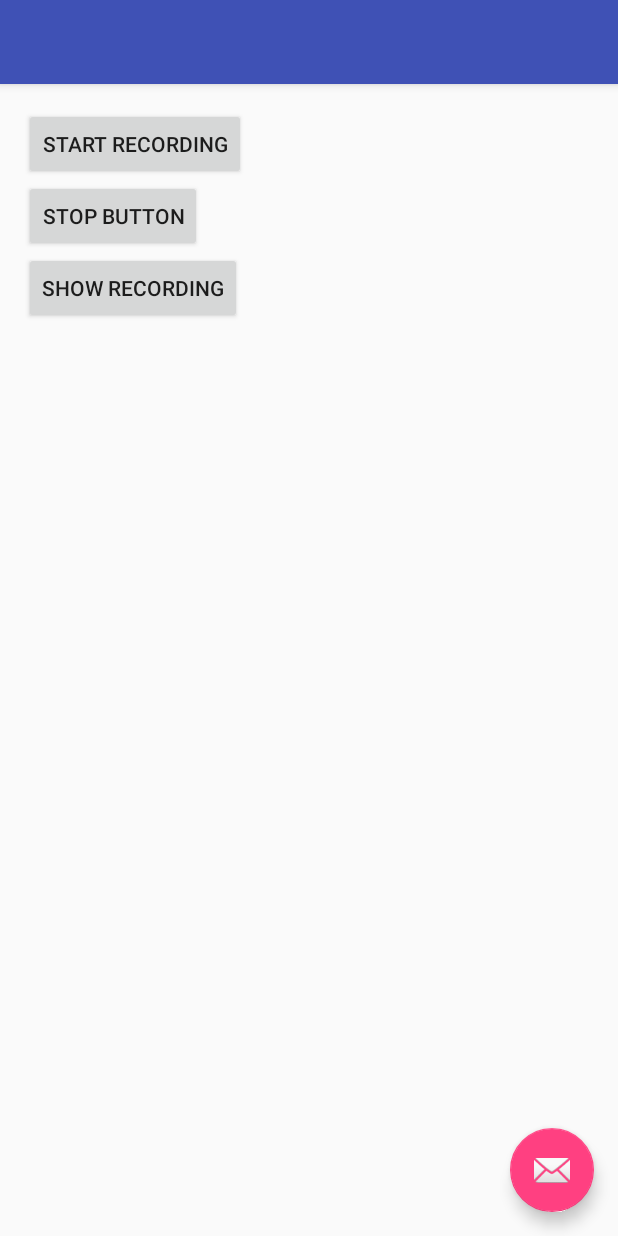
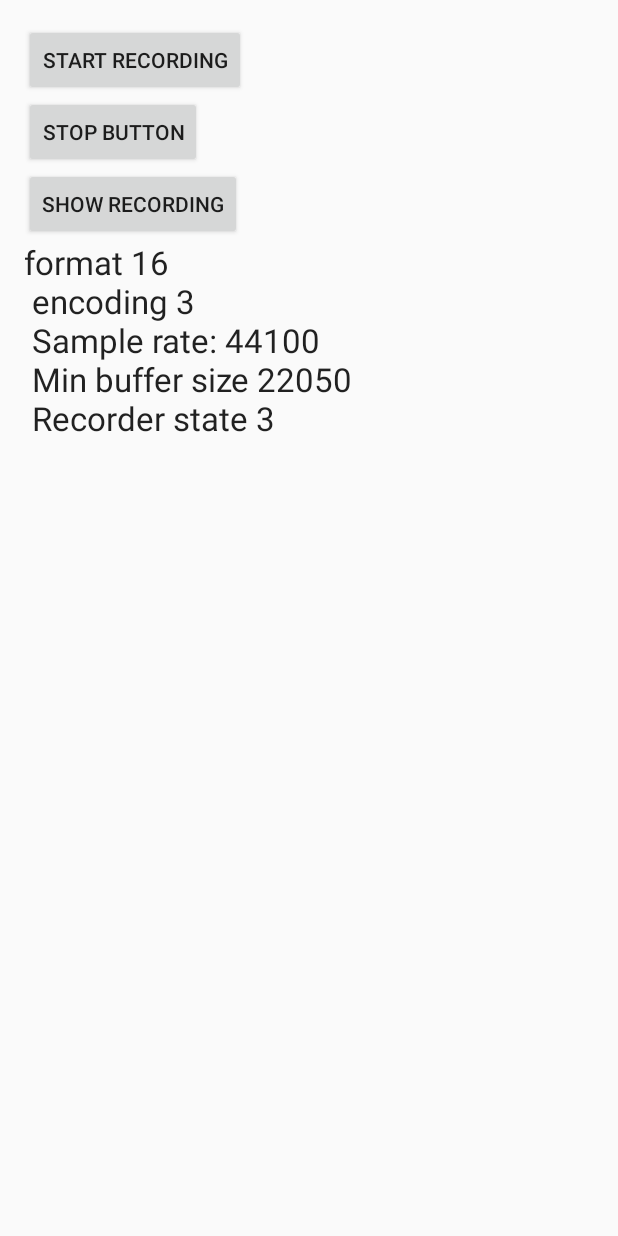
Before and after one commit to JesperHenriksen/PageTurner, an Android app: the screen it shows after launch (MainActivity), after a tap on "START RECORDING", on a phone screen of 412 x 824 dp. Run offline under Robolectric (Android 15) with nearby library versions, the phone set to English and light mode, and no system bars.

Commit message:
Things done after lunch

```diff
--- a/app/src/main/AndroidManifest.xml
+++ b/app/src/main/AndroidManifest.xml
@@ -1,7 +1,8 @@
 <?xml version="1.0" encoding="utf-8"?>
 <manifest xmlns:android="http://schemas.android.com/apk/res/android"
     package="com.example.jesper.pageturner">
-
+    <uses-permission android:name="android.permission.CAPTURE_AUDIO_OUTPUT"></uses-permission>
+    <uses-permission android:name="android.permission.RECORD_AUDIO"></uses-permission>
     <application
         android:allowBackup="true"
         android:icon="@mipmap/ic_launcher"
--- a/app/src/main/java/com/example/jesper/pageturner/AudioRecorder.java
+++ b/app/src/main/java/com/example/jesper/pageturner/AudioRecorder.java
@@ -12,52 +12,63 @@ import java.io.IOException;
 public class AudioRecorder {
     private static final int RECORDER_CHANNELS = AudioFormat.CHANNEL_IN_MONO;
     private static final int RECORDER_AUDIO_ENCODING = AudioFormat.ENCODING_PCM_16BIT;
-    private static final int BUFFER_ELEMENTS_TO_RECORD = 1024;
-    private static final int BYTES_PER_ELEMENT = 2;
-    private int samplerate = 0;
+    private static final int RECORDER_SAMPLE_RATE = 44100;
+
     private AudioRecord audioRecord = null;
-    private int bufferSize = 0;
-    private int buffercount= 0;
+    private int minBufferSize = 0;
     private Thread recordingThread = null;
+    private short[] buffer = null;
 
-
-    AudioRecorder(int sampleRate){
-        setSampleRate(sampleRate);
-        bufferSize = AudioRecord.getMinBufferSize(
-                this.getSampleRate(),
+    AudioRecorder(){
+        minBufferSize = AudioRecord.getMinBufferSize(
+                RECORDER_SAMPLE_RATE,
                 RECORDER_CHANNELS,
                 RECORDER_AUDIO_ENCODING
         );
+        audioRecord = new AudioRecord(MediaRecorder.AudioSource.MIC,
+                RECORDER_SAMPLE_RATE,
+                RECORDER_CHANNELS,
+                RECORDER_AUDIO_ENCODING,
+                minBufferSize
+        );
+        buffer = new short[minBufferSize];
+    }
+    public int getMinBufferSize() {
+        return minBufferSize;
+    }
 
 
-
+    public void startRecording(){
+        audioRecord.startRecording();
+        audioRecord.read(buffer, 0 , minBufferSize);
     }
 
-    public void startRecording(){
-        audioRecord = new AudioRecord(MediaRecorder.AudioSource.MIC,
-                this.getSampleRate(),
-                RECORDER_CHANNELS,
-                RECORDER_AUDIO_ENCODING,
-                BUFFER_ELEMENTS_TO_RECORD * BYTES_PER_ELEMENT
-        );
-        //audioRecord.startRecording();
+    public int getRecorderState(){
+        return audioRecord.getRecordingState();
     }
 
     public void stopRecording(){
         audioRecord.stop();
+        //audioRecord.release();
     }
 
-    /*private Sample convertToDigital(){
+    public int getSampleRate() {
+        return RECORDER_SAMPLE_RATE;
+    }
+
+    /*private void setSampleRate(int samplerate){
+        this.samplerate = this.samplerate == 0 ? samplerate : this.samplerate;
+    }*/
+   /*private Sample convertToDigital(){
         Sample sample = new Sample();
         return new Sample();
     }*/
+        /*AudioRecorder(int sampleRate){
+        setSampleRate(sampleRate);
 
-    private int getSampleRate() {
-        return samplerate;
-    }
-
-    private void setSampleRate(int samplerate){
-        this.samplerate = this.samplerate == 0 ? samplerate : this.samplerate;
-    }
+    }*/
+    /*private void setMinBufferSize(int minBufferSize) {
+        this.minBufferSize = minBufferSize;
+    }*/
 
 }
--- a/app/src/main/java/com/example/jesper/pageturner/EPCP.java
+++ b/app/src/main/java/com/example/jesper/pageturner/EPCP.java
@@ -1,7 +1,5 @@
 package com.example.jesper.pageturner;
 
-/**
- * Created by Jesper on 25-02-2016.
- */
+
 public class EPCP {
 }
--- a/app/src/main/java/com/example/jesper/pageturner/ExistingChords.java
+++ b/app/src/main/java/com/example/jesper/pageturner/ExistingChords.java
@@ -1,7 +1,17 @@
 package com.example.jesper.pageturner;
 
-/**
- * Created by Jesper on 25-02-2016.
- */
+import java.util.List;
+import java.util.Queue;
+
 public class ExistingChords {
+    private List<Chord> existingChords = null;
+
+    public void addItemToList(Chord c){
+        existingChords.add(c);
+    }
+
+    public Chord getItemInList(int i){
+        return existingChords.get(i);
+    }
+
 }
--- a/app/src/main/java/com/example/jesper/pageturner/Filter.java
+++ b/app/src/main/java/com/example/jesper/pageturner/Filter.java
@@ -1,7 +1,5 @@
 package com.example.jesper.pageturner;
 
-/**
- * Created by Jesper on 25-02-2016.
- */
+
 public interface Filter {
 }
--- a/app/src/main/java/com/example/jesper/pageturner/MainActivity.java
+++ b/app/src/main/java/com/example/jesper/pageturner/MainActivity.java
@@ -1,6 +1,7 @@
 package com.example.jesper.pageturner;
 
 import android.app.Activity;
+import android.media.AudioFormat;
 import android.os.Bundle;
 import android.support.design.widget.FloatingActionButton;
 import android.support.design.widget.Snackbar;
@@ -10,28 +11,51 @@ import android.view.View;
 import android.view.Menu;
 import android.view.MenuItem;
 import android.widget.Button;
+import android.widget.TextView;
 
 public class MainActivity extends AppCompatActivity {
-    AudioRecorder audioRecorder = null;
+    AudioRecorder audioRecorderClass = null;
     Button startButton = null;
-
+    Button stopButton = null;
+    Button newButton = null;
+    TextView console = null;
     @Override
     protected void onCreate(Bundle savedInstanceState) {
         super.onCreate(savedInstanceState);
         setContentView(R.layout.activity_main);
-        buttonClickListener();
-        audioRecorder = new AudioRecorder(44100);
+        startButton = (Button) findViewById(R.id.startButton);
+        stopButton = (Button) findViewById(R.id.stopButton);
+        newButton = (Button) findViewById(R.id.recordingButton);
+        console = (TextView) findViewById(R.id.console);
+
+        audioRecorderClass = new AudioRecorder();
+        startButton.setOnClickListener(new btnClick());
+        stopButton.setOnClickListener(new btnClick());
+        newButton.setOnClickListener(new btnClick());
+
     }
 
-    public void buttonClickListener(){
-        startButton = (Button) findViewById(R.id.startButton);
-        startButton.setOnClickListener(new View.OnClickListener(){
-            public void onClick(View v){
-                //setContentView(R.layout.activity_recorder_page);
 
+    class btnClick implements View.OnClickListener {
+        @Override
+        public void onClick(View v) {
+            switch (v.getId()) {
+                case R.id.startButton:
+                    audioRecorderClass.startRecording();
+                    break;
+                case R.id.stopButton:
+                    audioRecorderClass.stopRecording();
+                    break;
+                default:
+                    break;
+            }
+            console.setText("format " + AudioFormat.CHANNEL_IN_MONO + "\n" +
+                            " encoding " + AudioFormat.ENCODING_PCM_8BIT + "\n" +
+                            " Sample rate: " + audioRecorderClass.getSampleRate() + "\n" +
+                            " Min buffer size " + audioRecorderClass.getMinBufferSize() + "\n" +
+                            " Recorder state " + audioRecorderClass.getRecorderState()
+            );
+        }
+    }
 
-                audioRecorder.startRecording();
-            }
-        });
-    }
 }
--- a/app/src/main/java/com/example/jesper/pageturner/Sample.java
+++ b/app/src/main/java/com/example/jesper/pageturner/Sample.java
@@ -3,25 +3,20 @@ package com.example.jesper.pageturner;
 //Puts a byte in an Array list.
 
 import java.util.ArrayList;
+import java.util.Queue;
 
 public class Sample {
 
-    public double digitalSample;
-    ArrayList<Byte> byteArray = new ArrayList<Byte>();
+    private Queue<Short> shortQueue;
 
-    Sample(Byte b) { //Sample Constructor. Creates one sample with one byte
-        byteArray.add(b);
+    Sample(short b) { //Sample Constructor. Creates one sample with one byte
+        addShortToQueue(b);
     }
 
-    public void addByteToList(Byte b){ //Add more bytes to the List
-        byteArray.add(b);
+    private void addShortToQueue(short b){ //Add more bytes to the List
+        shortQueue.add(b);
     }
-
-    public double getDigital() {
-        return digitalSample;
-    }
-
-    public void setDigital(double digital) {
-        this.digitalSample = digital;
+    public short popQueue(){
+        return shortQueue.poll();
     }
 }
--- a/app/src/main/res/layout/activity_main.xml
+++ b/app/src/main/res/layout/activity_main.xml
@@ -1,34 +1,15 @@
 <?xml version="1.0" encoding="utf-8"?>
 <android.support.design.widget.CoordinatorLayout xmlns:android="http://schemas.android.com/apk/res/android"
-    xmlns:app="http://schemas.android.com/apk/res-auto"
+
     xmlns:tools="http://schemas.android.com/tools"
     android:layout_width="match_parent"
     android:layout_height="match_parent"
     android:fitsSystemWindows="true"
     tools:context="com.example.jesper.pageturner.MainActivity">
 
-    <android.support.design.widget.AppBarLayout
-        android:layout_width="match_parent"
-        android:layout_height="wrap_content"
-        android:theme="@style/AppTheme.AppBarOverlay">
-
-        <android.support.v7.widget.Toolbar
-            android:id="@+id/toolbar"
-            android:layout_width="match_parent"
-            android:layout_height="?attr/actionBarSize"
-            android:background="?attr/colorPrimary"
-            app:popupTheme="@style/AppTheme.PopupOverlay" />
-
-    </android.support.design.widget.AppBarLayout>
 
     <include layout="@layout/content_main" />
 
-    <android.support.design.widget.FloatingActionButton
-        android:id="@+id/fab"
-        android:layout_width="wrap_content"
-        android:layout_height="wrap_content"
-        android:layout_gravity="bottom|end"
-        android:layout_margin="@dimen/fab_margin"
-        android:src="@android:drawable/ic_dialog_email" />
+
 
 </android.support.design.widget.CoordinatorLayout>
--- a/app/src/main/res/layout/content_main.xml
+++ b/app/src/main/res/layout/content_main.xml
@@ -37,4 +37,14 @@
         android:layout_below="@+id/stopButton"
         android:layout_alignParentLeft="true"
         android:layout_alignParentStart="true" />
+
+    <TextView
+        android:layout_width="wrap_content"
+        android:layout_height="wrap_content"
+        android:textAppearance="?android:attr/textAppearanceLarge"
+        android:text="Large Text"
+        android:id="@+id/console"
+        android:layout_below="@+id/recordingButton"
+        android:layout_alignParentLeft="true"
+        android:layout_alignParentStart="true" />
 </RelativeLayout>
```
